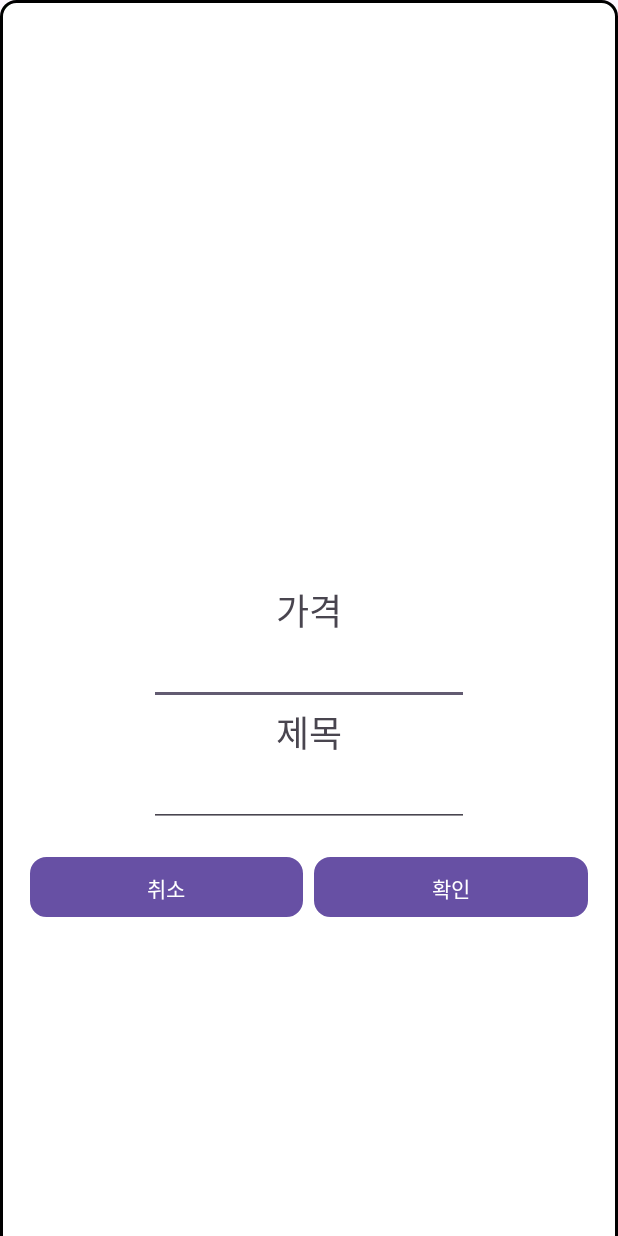
After one commit to 2024TUKCOMSP/TeamFPS, an Android app: the layout activity_select_drawing_cost_name.xml on its own in the app's theme, with its tools: preview values and no code run, on a phone screen of 412 x 824 dp. The commit adds this screen. Run offline under Robolectric (Android 15) with nearby library versions, the phone set to English and light mode, and no system bars.

Commit message:
커스텀다이얼로그 생성 및 기능 이름 가격 추가

```diff
--- a/app/src/main/AndroidManifest.xml
+++ b/app/src/main/AndroidManifest.xml
@@ -16,8 +16,11 @@
         android:theme="@style/Theme.MyApplication"
         tools:targetApi="31">
         <activity
+            android:name=".gallary.SelectDrawingCostName"
+            android:exported="false" />
+        <activity
             android:name=".NaviActivity"
-            android:exported="true"></activity>
+            android:exported="true" />
         <activity
             android:name=".SplashActivity"
             android:exported="true">
--- /dev/null
+++ b/app/src/main/res/drawable/round_white.xml
@@ -0,0 +1,10 @@
+<?xml version="1.0" encoding="utf-8"?>
+<shape xmlns:android="http://schemas.android.com/apk/res/android">
+    <solid android:color="@color/white" />
+    <stroke
+        android:width="2dp"
+        android:color="@color/black"
+        />
+
+    <corners android:radius="10dp" />
+</shape>
--- /dev/null
+++ b/app/src/main/res/layout/activity_select_drawing_cost_name.xml
@@ -0,0 +1,60 @@
+<?xml version="1.0" encoding="utf-8"?>
+<LinearLayout xmlns:android="http://schemas.android.com/apk/res/android"
+    android:layout_width="match_parent"
+    android:layout_height="1000dp"
+    android:background="@drawable/round_white"
+    android:gravity="center"
+    android:minWidth="300dp"
+    android:orientation="vertical"
+    android:padding="20dp">
+    <TextView
+        android:layout_width="wrap_content"
+        android:layout_height="wrap_content"
+        android:text = "가격"
+        android:textSize = "24sp"
+        />
+    <EditText
+        android:id="@+id/picturecost"
+        android:layout_width="wrap_content"
+        android:layout_height="wrap_content"
+        android:ems="10"
+        android:inputType="text" />
+    <TextView
+        android:layout_width="wrap_content"
+        android:layout_height="wrap_content"
+        android:text = "제목"
+        android:textSize = "24sp"
+        />
+    <EditText
+        android:id="@+id/picturename"
+        android:layout_width="wrap_content"
+        android:layout_height="wrap_content"
+        android:ems="10"
+        android:inputType="text" />
+    <LinearLayout
+        android:layout_width="match_parent"
+        android:layout_height="wrap_content"
+        android:layout_marginTop="20dp"
+        android:orientation="horizontal">
+
+        <Button
+            android:id="@+id/noButton"
+            android:layout_width="0dp"
+            android:background="@drawable/round_white"
+            android:layout_height="40dp"
+            android:layout_marginEnd="7dp"
+            android:layout_weight="1"
+            android:text="취소"
+            android:textSize="14sp" />
+
+        <Button
+            android:id="@+id/yesButton"
+            android:background="@drawable/round_white"
+            android:layout_width="0dp"
+            android:layout_height="40dp"
+            android:layout_weight="1"
+            android:text="확인"
+            android:textSize="14sp" />
+
+    </LinearLayout>
+</LinearLayout>
--- a/app/src/main/res/layout/custom_dialog.xml
+++ b/app/src/main/res/layout/custom_dialog.xml
@@ -33,8 +33,4 @@
         android:id="@+id/setNickname"
         />
 
-
-
-
-
 </LinearLayout>
```
Also changed, not shown: app/src/main/java/com/example/myapplication/MainActivity.kt (deleted, +0 -20 lines), app/src/main/java/com/example/myapplication/gallary/GallaryFragment.kt (+8 -32 lines), app/src/main/java/com/example/myapplication/gallary/SelectDrawingCostName.kt (added, +95 -0 lines), app/src/main/res/layout/activity_main.xml (deleted, +0 -19 lines).
